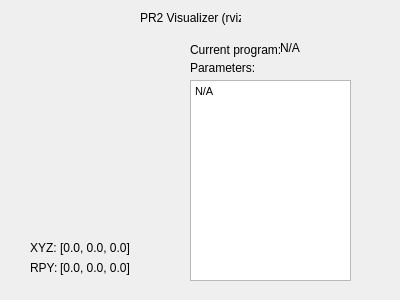
Qt form rqt_pr2_hand_syntouch_sensor_interface/resource/pr2robotvisualizer.ui (BigMacStorm/PR2_hapticSensorResearch) before a commit.
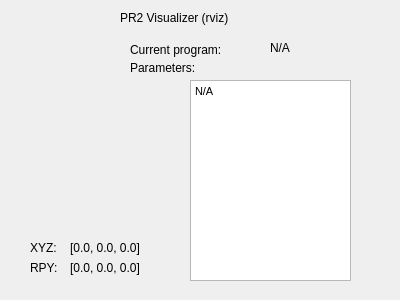
The same form after that commit.

What changed in the file:
```diff
--- a/rqt_pr2_hand_syntouch_sensor_interface/resource/pr2robotvisualizer.ui
+++ b/rqt_pr2_hand_syntouch_sensor_interface/resource/pr2robotvisualizer.ui
@@ -16,9 +16,9 @@
   <widget class="QLabel" name="label">
    <property name="geometry">
     <rect>
-     <x>140</x>
+     <x>120</x>
      <y>10</y>
-     <width>101</width>
+     <width>151</width>
      <height>16</height>
     </rect>
    </property>
@@ -42,9 +42,9 @@
   <widget class="QLabel" name="XYZCoords">
    <property name="geometry">
     <rect>
-     <x>60</x>
+     <x>70</x>
      <y>240</y>
-     <width>81</width>
+     <width>101</width>
      <height>16</height>
     </rect>
    </property>
@@ -68,9 +68,9 @@
   <widget class="QLabel" name="RPYCoords">
    <property name="geometry">
     <rect>
-     <x>60</x>
+     <x>70</x>
      <y>260</y>
-     <width>81</width>
+     <width>101</width>
      <height>16</height>
     </rect>
    </property>
@@ -81,9 +81,9 @@
   <widget class="QLabel" name="label_4">
    <property name="geometry">
     <rect>
-     <x>190</x>
+     <x>130</x>
      <y>40</y>
-     <width>91</width>
+     <width>131</width>
      <height>20</height>
     </rect>
    </property>
@@ -94,9 +94,9 @@
   <widget class="QLabel" name="rviz_currentProgramLbl">
    <property name="geometry">
     <rect>
-     <x>280</x>
+     <x>270</x>
      <y>40</y>
-     <width>81</width>
+     <width>121</width>
      <height>16</height>
     </rect>
    </property>
@@ -107,9 +107,9 @@
   <widget class="QLabel" name="label_5">
    <property name="geometry">
     <rect>
-     <x>190</x>
+     <x>130</x>
      <y>60</y>
-     <width>71</width>
+     <width>141</width>
      <height>16</height>
     </rect>
    </property>
```
Left out of the diff: 6 changed lines with no effect on the pictures.
